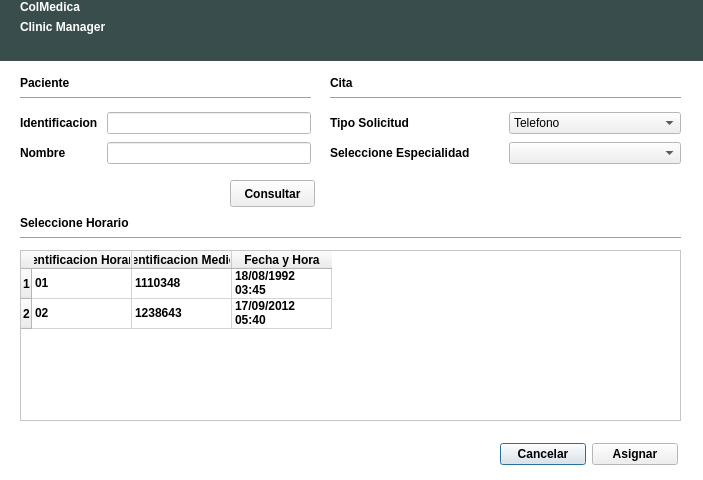
BryanTabarez/ProyectoBD, file gui/enfermera_uis/DialogCita.ui: the form before one commit.
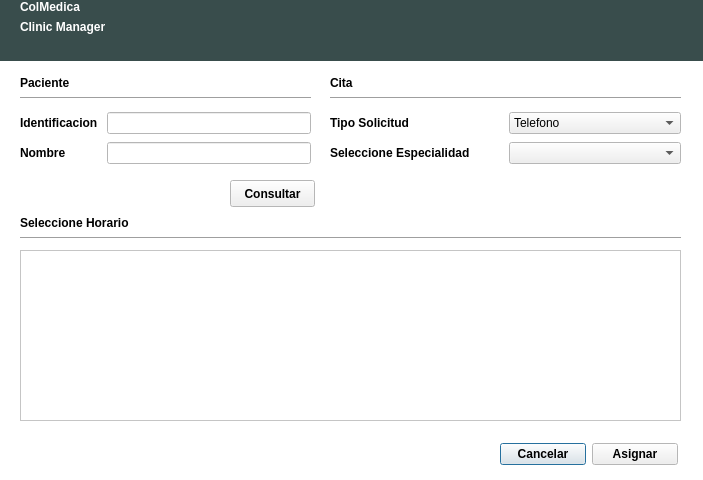
The form after the commit.

Commit message: Actualizacion Interfaz de citas para pacientes

Diff of the .ui file:
```diff
--- a/gui/enfermera_uis/DialogCita.ui
+++ b/gui/enfermera_uis/DialogCita.ui
@@ -242,61 +242,6 @@
      <height>171</height>
     </rect>
    </property>
-   <row>
-    <property name="text">
-     <string>1</string>
-    </property>
-   </row>
-   <row>
-    <property name="text">
-     <string>2</string>
-    </property>
-   </row>
-   <column>
-    <property name="text">
-     <string>Identificacion Horario</string>
-    </property>
-   </column>
-   <column>
-    <property name="text">
-     <string>Identificacion Medico</string>
-    </property>
-   </column>
-   <column>
-    <property name="text">
-     <string>Fecha y Hora</string>
-    </property>
-   </column>
-   <item row="0" column="0">
-    <property name="text">
-     <string>01</string>
-    </property>
-   </item>
-   <item row="0" column="1">
-    <property name="text">
-     <string>1110348</string>
-    </property>
-   </item>
-   <item row="0" column="2">
-    <property name="text">
-     <string>18/08/1992 03:45</string>
-    </property>
-   </item>
-   <item row="1" column="0">
-    <property name="text">
-     <string>02</string>
-    </property>
-   </item>
-   <item row="1" column="1">
-    <property name="text">
-     <string>1238643</string>
-    </property>
-   </item>
-   <item row="1" column="2">
-    <property name="text">
-     <string>17/09/2012 05:40</string>
-    </property>
-   </item>
   </widget>
   <widget class="Line" name="lineCitas">
    <property name="geometry">
```
